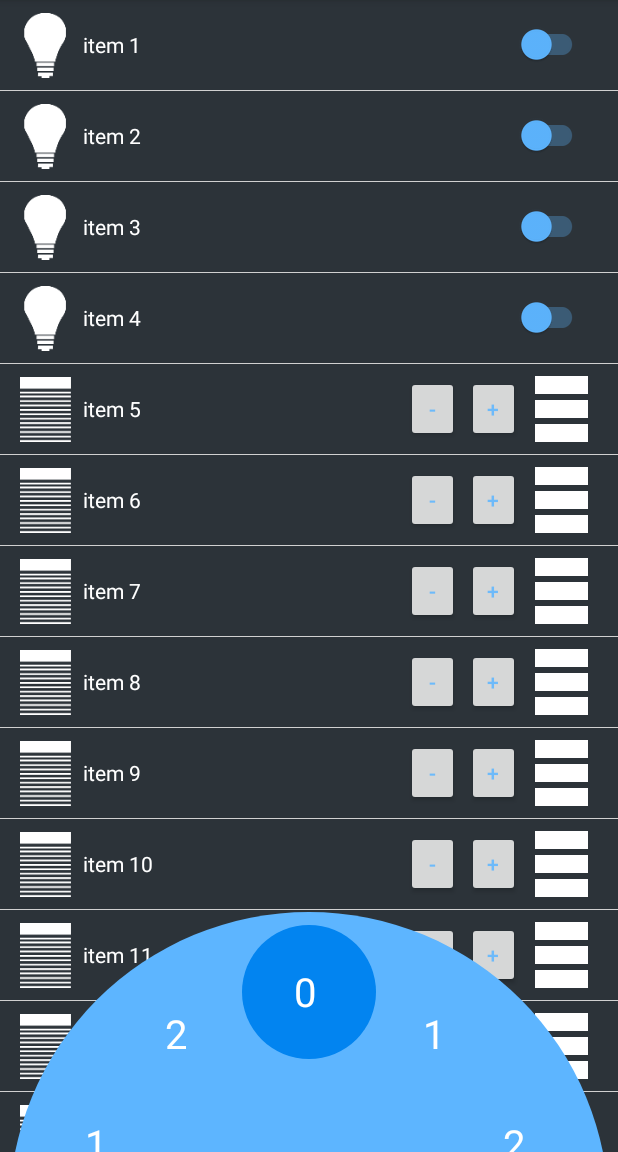
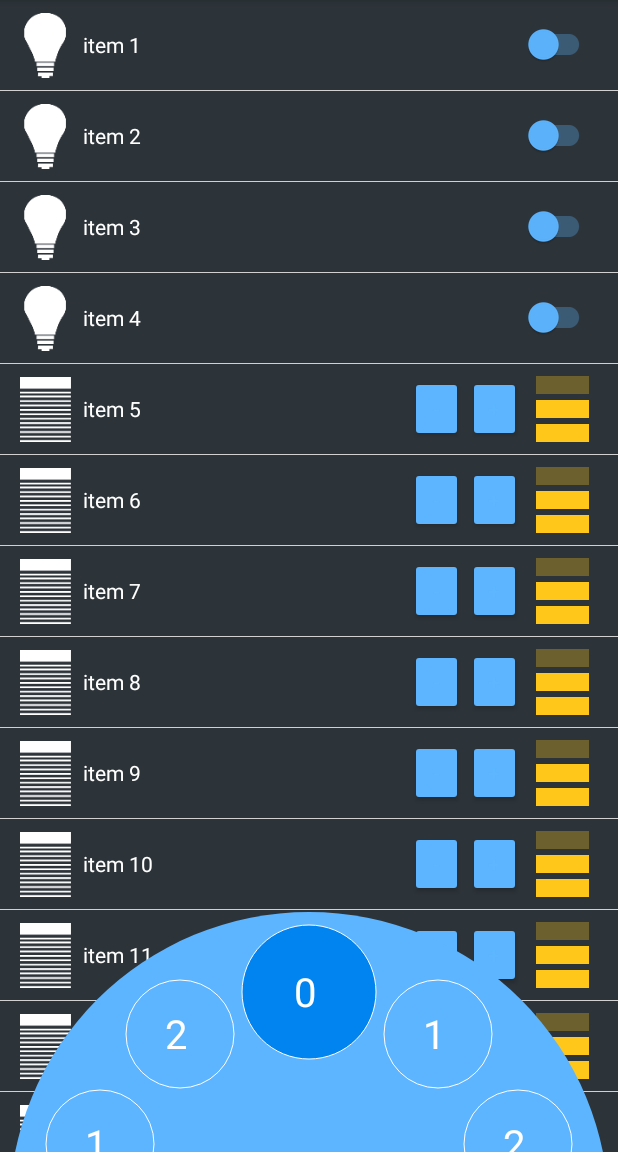
Before and after one commit to r00li/RHRemote, an Android app: the screen it shows after launch (RoomControl), with the options menu open, on a phone screen of 412 x 824 dp, the part 84-1236 px from its top. Run offline under Robolectric (Android 15) with nearby library versions, the phone set to English and light mode, and no system bars.

Commit message:
Changed button colors

```diff
--- a/app/build.gradle
+++ b/app/build.gradle
@@ -21,6 +21,6 @@ android {
 
 dependencies {
     compile fileTree(dir: 'libs', include: ['*.jar'])
-    compile 'com.android.support:appcompat-v7:21.0.3'
+    compile 'com.android.support:appcompat-v7:22.1.1'
     compile project(':WheelView')
 }
--- a/app/src/main/java/com/r00li/rhremote/Room.java
+++ b/app/src/main/java/com/r00li/rhremote/Room.java
@@ -11,6 +11,4 @@ public class Room implements Serializable {
     public String name;
     public String localURL;
     public String outisdeURL;
-
-
 }
--- a/app/src/main/java/com/r00li/rhremote/RoomControl.java
+++ b/app/src/main/java/com/r00li/rhremote/RoomControl.java
@@ -5,6 +5,7 @@ import android.content.Context;
 import android.graphics.Color;
 import android.support.v7.app.ActionBarActivity;
 import android.os.Bundle;
+import android.support.v7.app.AppCompatActivity;
 import android.view.LayoutInflater;
 import android.view.Menu;
 import android.view.MenuItem;
@@ -32,7 +33,7 @@ import java.util.HashMap;
 import com.lukedeighton.wheelview.adapter.*;
 import com.lukedeighton.wheelview.*;
 
-public class RoomControl extends ActionBarActivity {
+public class RoomControl extends AppCompatActivity {
 
 
     private static final int ITEM_COUNT = 3;
--- a/app/src/main/java/com/r00li/rhremote/TextDrawable.java
+++ b/app/src/main/java/com/r00li/rhremote/TextDrawable.java
@@ -28,6 +28,13 @@ public class TextDrawable extends Drawable {
     @Override
     public void draw(Canvas canvas) {
         Rect bounds = getBounds();
+        Paint circlePaint = new Paint();
+        circlePaint.setColor(Color.WHITE);
+        circlePaint.setAntiAlias(true);
+        circlePaint.setStyle(Paint.Style.STROKE);
+        circlePaint.setStrokeWidth(1);
+        canvas.drawCircle(bounds.centerX(),bounds.centerY(),bounds.height()/2,circlePaint);
+
         canvas.drawText(text, bounds.centerX() - 15f /*just a lazy attempt to centre the text*/ * text.length(), bounds.centerY() + 15f, paint);
     }
 
--- a/app/src/main/res/layout/room_blinds_cell_layout.xml
+++ b/app/src/main/res/layout/room_blinds_cell_layout.xml
@@ -31,24 +31,24 @@
         android:layout_alignParentRight="true"
         android:paddingTop="8dp"
         android:paddingBottom="8dp"
-        android:layout_marginRight="20dp">
+        android:layout_marginRight="19dp">
         <View
             android:layout_width="match_parent"
             android:layout_height="12dp"
-            android:background="#FFFFFF"/>
+            android:background="#4Dffc719"/>
         <View
             android:layout_marginTop="4dp"
             android:layout_width="match_parent"
             android:layout_height="12dp"
-            android:background="#FFFFFF"/>
+            android:background="#FFffc719"/>
         <View
             android:layout_marginTop="4dp"
             android:layout_width="match_parent"
             android:layout_height="12dp"
-            android:background="#FFFFFF"/>
+            android:background="#FFffc719"/>
         </LinearLayout>
 
-    <Button
+    <android.support.v7.widget.AppCompatButton
         android:layout_width="35dp"
         android:layout_height="match_parent"
         android:layout_marginTop="8dp"
@@ -58,13 +58,13 @@
         android:id="@+id/blindButtonPlus"
         android:text="+"/>
 
-    <Button
+    <android.support.v7.widget.AppCompatButton
         android:layout_width="35dp"
         android:layout_height="match_parent"
         android:layout_marginTop="8dp"
         android:layout_marginBottom="8dp"
         android:layout_toLeftOf="@id/blindButtonPlus"
-        android:layout_marginRight="5dp"
+        android:layout_marginRight="3dp"
         android:id="@+id/blindButtonMinus"
         android:text="-"/>
 
--- a/app/src/main/res/layout/room_light_cell_layout.xml
+++ b/app/src/main/res/layout/room_light_cell_layout.xml
@@ -24,7 +24,7 @@
         android:id="@+id/textView" />
 
     <android.support.v7.widget.SwitchCompat
-        android:paddingRight="20dp"
+        android:layout_marginRight="15dp"
         app:showText="false"
         android:layout_alignParentRight="true"
         android:layout_centerVertical="true"
--- a/app/src/main/res/menu/menu_room_control.xml
+++ b/app/src/main/res/menu/menu_room_control.xml
@@ -1,6 +1,10 @@
 <menu xmlns:android="http://schemas.android.com/apk/res/android"
     xmlns:app="http://schemas.android.com/apk/res-auto"
     xmlns:tools="http://schemas.android.com/tools" tools:context=".RoomControl">
+    <item android:id="@+id/action_search"
+        android:icon="@drawable/ic_action_refreshicon"
+        android:title="Refresh"
+        app:showAsAction="ifRoom" />
     <item android:id="@+id/action_settings" android:title="@string/action_settings"
         android:orderInCategory="100" app:showAsAction="never" />
 </menu>
--- a/app/src/main/res/values/styles.xml
+++ b/app/src/main/res/values/styles.xml
@@ -9,9 +9,9 @@
         <item name="colorControlNormal">#5db5ff</item>
         <item name="colorControlActivated">#ffc719</item>
         <item name="colorSwitchThumbNormal">#5db5ff</item>
-        <item name="colorControlHighlight">#5db5ff</item>
+        <item name="colorControlHighlight">#0284f0</item>
         <item name="android:colorForeground">#5db5ff</item>
-
+        <item name="colorButtonNormal">#5db5ff</item>
     </style>
 
 </resources>
```
Also changed, not shown: app/src/main/res/drawable-hdpi/ic_action_refreshicon.png (added), app/src/main/res/drawable-mdpi/ic_action_refreshicon.png (added), app/src/main/res/drawable-xhdpi/ic_action_refreshicon.png (added), app/src/main/res/drawable-xxhdpi/ic_action_refreshicon.png (added), app/src/main/res/drawable-xxxhdpi/ic_action_refreshicon.png (added), 1 other file.
